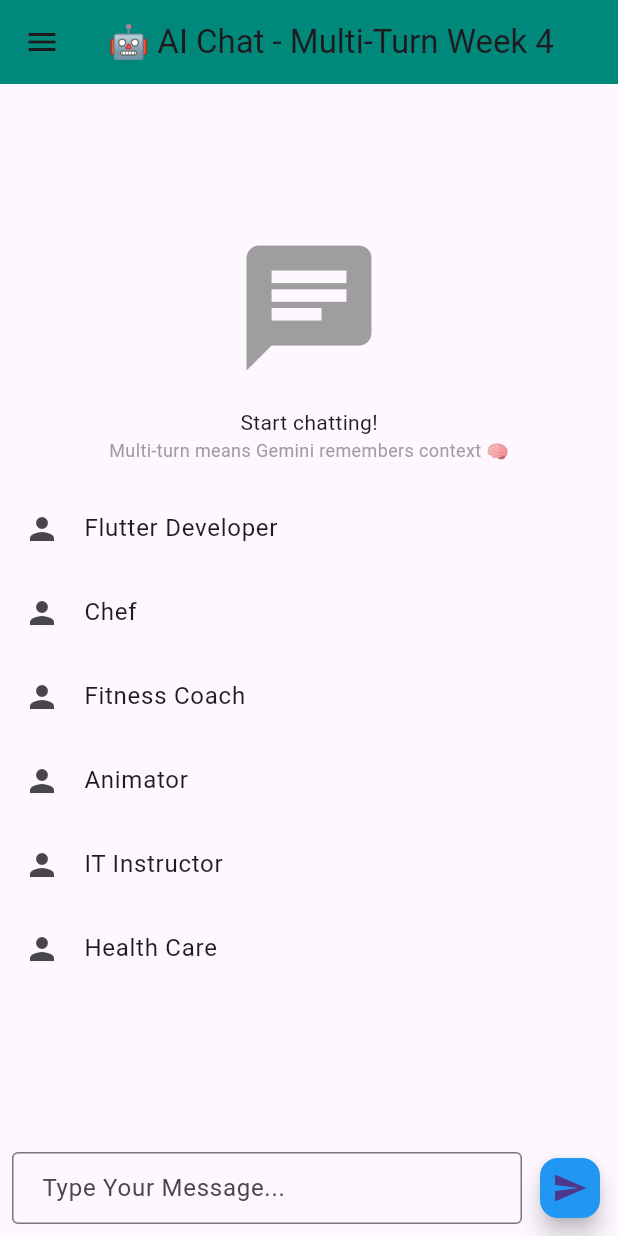
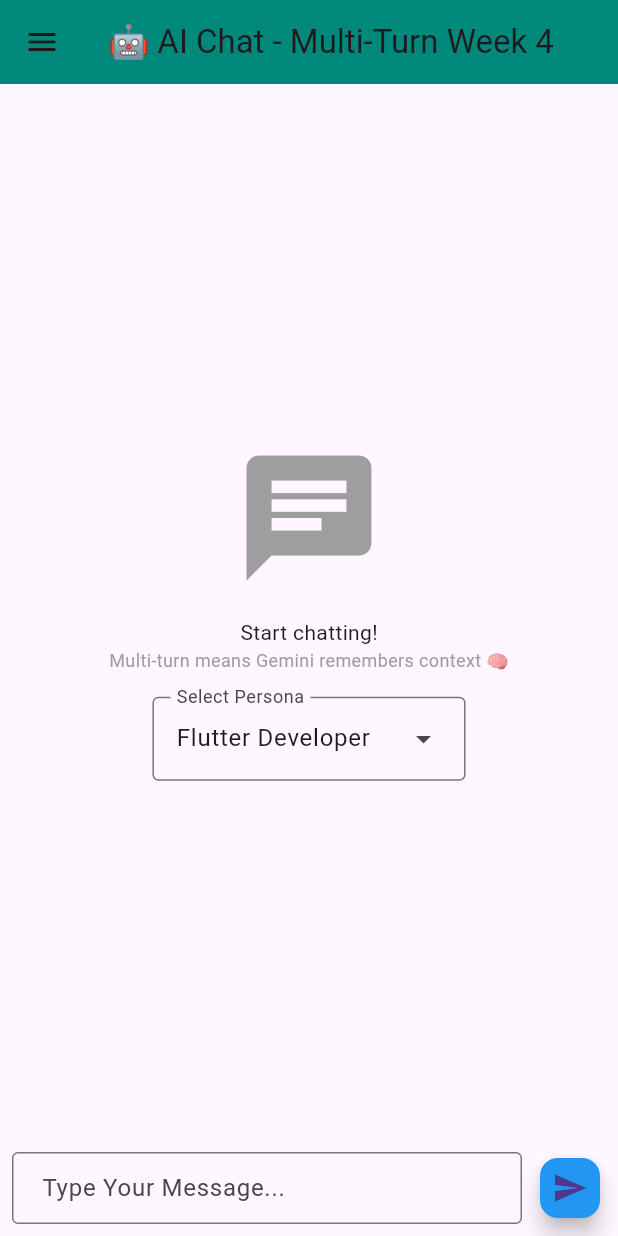
Before and after one commit to jerickrupertisip/AMC_chat_app_multi_turn, a Flutter app: the screen it shows after launch, on a phone screen of 412 x 824 dp. Run offline on Flutter 3.47's test engine with Material 3 defaults, Android fonts, the light colour scheme and no system bars; our stand-ins replace flutter_dotenv, flutter_gemini.

Commit message:
feat: use DropdownMenu instead of ListView for Persona selection

```diff
--- a/lib/screens/chat_screen.dart
+++ b/lib/screens/chat_screen.dart
@@ -121,6 +121,10 @@ class _ChatScreenState extends State<ChatScreen> {
     selectedPersonaID = personaID;
   }
 
+  void onPersonaSelected(int? personaID) {
+    selectedPersonaID = personaID ?? selectedPersonaID;
+  }
+
   @override
   Widget build(BuildContext context) {
     ChatSession? session = activeSession;
@@ -133,7 +137,7 @@ class _ChatScreenState extends State<ChatScreen> {
         children: [
           Expanded(
             child: session == null
-                ? EmptyChat(onPersonaClicked: handlePersonaClick)
+                ? EmptyChat(onPersonaSelected: onPersonaSelected)
                 : ListView.builder(
                     controller: scrollController,
                     itemCount: session.visibleMessages.length,
@@ -143,8 +147,6 @@ class _ChatScreenState extends State<ChatScreen> {
                     },
                   ),
           ),
-
-          // Loading
           if (_isLoading)
             const Padding(
               padding: EdgeInsets.all(16),
@@ -156,12 +158,9 @@ class _ChatScreenState extends State<ChatScreen> {
                 ],
               ),
             ),
-
           // Input
-          Column(
-            children: [
-              InputBar(onSendMessage: handleSend),
-            ],
+          Row(
+            children: [Expanded(child: InputBar(onSendMessage: handleSend))],
           ),
         ],
       ),
@@ -196,7 +195,6 @@ class _ChatScreenState extends State<ChatScreen> {
                     session_id: sessionID,
                     title: session.title,
                     onClick: (pID, sID) {
-                      print("[$pID][$sID]");
                       setState(() {
                         activePersonaID = pID;
                         activeSessionID = sID;
--- a/lib/widgets/empty_chat.dart
+++ b/lib/widgets/empty_chat.dart
@@ -1,12 +1,13 @@
-import 'package:chat_ui_lab/models/Persona.dart';
-import 'package:chat_ui_lab/services/gemini_service.dart';
-import 'package:flutter/cupertino.dart';
-import 'package:flutter/material.dart';
+import "package:chat_ui_lab/models/Persona.dart";
+import "package:chat_ui_lab/services/gemini_service.dart";
+import "package:flutter/cupertino.dart";
+import "package:flutter/material.dart";
 
 class EmptyChat extends StatelessWidget {
-  final Function(int) onPersonaClicked;
+  final Function(int?) onPersonaSelected;
 
-  const EmptyChat({Key? key, required this.onPersonaClicked}) : super(key: key);
+  const EmptyChat({Key? key, required this.onPersonaSelected})
+    : super(key: key);
 
   @override
   Widget build(BuildContext context) {
@@ -23,18 +24,20 @@ class EmptyChat extends StatelessWidget {
             style: TextStyle(fontSize: 12, color: Colors.grey),
           ),
           SizedBox(height: 16),
-          Column(
-            children: GeminiService.personas.asMap().entries.map((value) {
-              int persona_id = value.key;
+          DropdownMenu<int>(
+            initialSelection: 0,
+            requestFocusOnTap: false,
+            label: Text("Select Persona"),
+            dropdownMenuEntries: GeminiService.personas.asMap().entries.map((
+              value,
+            ) {
+              int personaID = value.key;
               Persona persona = value.value;
-              return ListTile(
-                leading: Icon(Icons.person),
-                title: Text(persona.name),
-                onTap: () {
-                  onPersonaClicked(persona_id);
-                },
-              );
+              return DropdownMenuEntry(value: personaID, label: persona.name);
             }).toList(),
+            onSelected: (value) {
+              onPersonaSelected(value);
+            },
           ),
         ],
       ),
```
